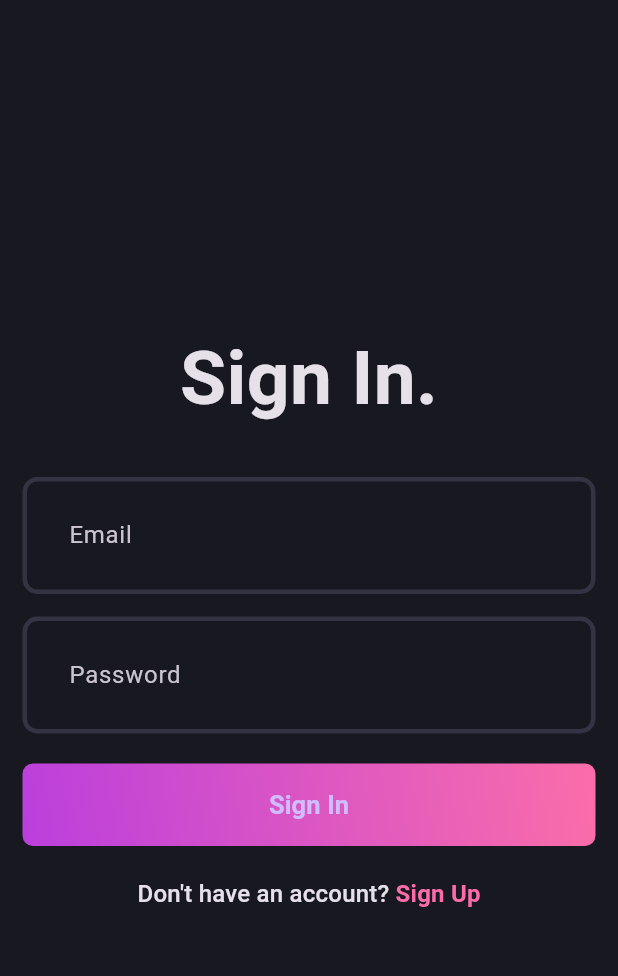
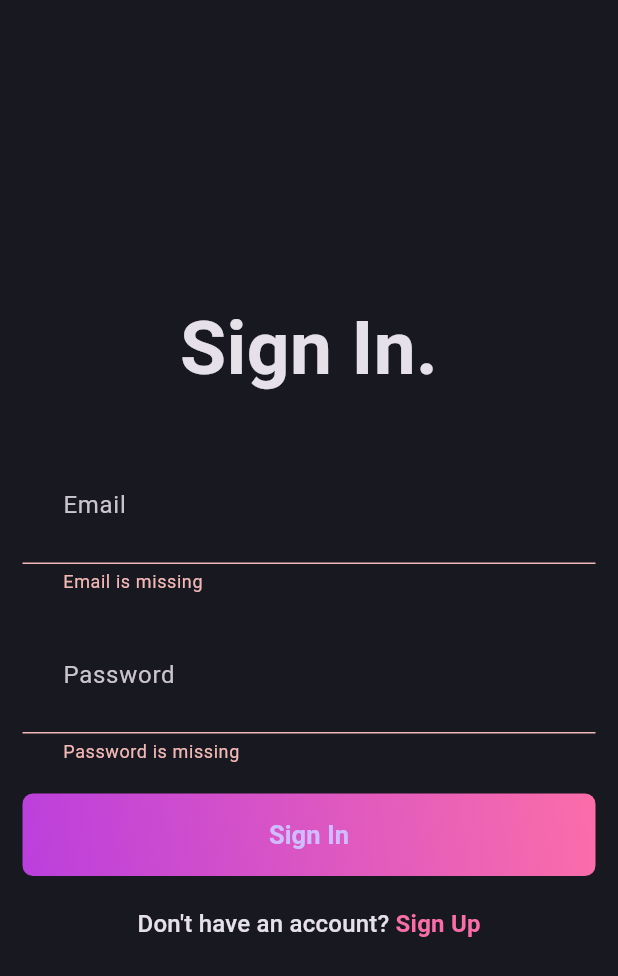
Before and after one commit to Yashgupta-2622/blog_app, a Flutter app: the screen it shows after launch, after a tap on "Sign In", on a phone screen of 412 x 824 dp. Shown: the top 976 px of the screen. Run offline on Flutter 3.47's test engine with Material 3 defaults, Android fonts, the phone set to English and light mode, and no system bars; our stand-ins replace flutter_bloc, fpdart, get_it, supabase_flutter; accounts and stored records are empty.

Commit message:
feat: handle loading and failure states in login and signup flows

```diff
--- /dev/null
+++ b/lib/features/auth/domain/usecases/user_login.dart
@@ -0,0 +1,25 @@
+import 'package:blog_app/core/error/failures.dart';
+import 'package:blog_app/core/usecase/usecase.dart';
+import 'package:blog_app/features/auth/domain/entities/user.dart';
+import 'package:blog_app/features/auth/domain/repository/auth_repository.dart';
+import 'package:fpdart/fpdart.dart';
+
+class UserLogin implements UseCase<User, UserLoginParams> {
+  final AuthRepository authRepository;
+  const UserLogin(this.authRepository);
+
+  @override
+  Future<Either<Failure, User>> call(UserLoginParams params) async {
+    return await authRepository.loginWithEmailPassword(
+      email: params.email,
+      password: params.password,
+    );
+  }
+}
+
+class UserLoginParams {
+  final String email;
+  final String password;
+
+  UserLoginParams({required this.email, required this.password});
+}
--- a/lib/features/auth/presentation/bloc/auth_bloc.dart
+++ b/lib/features/auth/presentation/bloc/auth_bloc.dart
@@ -1,4 +1,5 @@
 import 'package:blog_app/features/auth/domain/entities/user.dart';
+import 'package:blog_app/features/auth/domain/usecases/user_login.dart';
 import 'package:blog_app/features/auth/domain/usecases/user_sign_up.dart';
 import 'package:flutter/material.dart';
 import 'package:flutter_bloc/flutter_bloc.dart';
@@ -8,18 +9,38 @@ part 'auth_state.dart';
 
 class AuthBloc extends Bloc<AuthEvent, AuthState> {
   final UserSignUp _userSignUp;
-  AuthBloc({required UserSignUp userSignUp})
+  final UserLogin _userLogin;
+  AuthBloc({required UserSignUp userSignUp, required UserLogin userLogin})
     : _userSignUp = userSignUp,
+      _userLogin = userLogin,
       super(AuthInitial()) {
-    on<AuthSignUp>((event, emit) async {
-      final res= await _userSignUp(
-        UserSignUpParams(email: event.email, password: event.password, name: event.name),
-      );
+    on<AuthSignUp>(_onAuthSignUp);
+    on<AuthLogin>(_onAuthLogin);
+  }
 
-      res.fold(
-        (l) => emit(AuthFailure(l.message)),
-        (user) => emit(AuthSuccess(user)),
-      );
-    });
+  void _onAuthSignUp(AuthSignUp event, Emitter<AuthState> emit) async {
+    emit(AuthLoading());
+    final res = await _userSignUp(
+      UserSignUpParams(
+        email: event.email,
+        password: event.password,
+        name: event.name,
+      ),
+    );
+
+    res.fold(
+      (failure) => emit(AuthFailure(failure.message)),
+      (user) => emit(AuthSuccess(user)),
+    );
+  }
+
+  void _onAuthLogin(AuthLogin event, Emitter<AuthState> emit) async {
+    emit(AuthLoading());
+
+    final res = await _userLogin(
+      UserLoginParams(email: event.email, password: event.password),
+    );
+
+    res.fold((l) => emit(AuthFailure(l.message)), (r) => emit(AuthSuccess(r)));
   }
 }
--- a/lib/features/auth/presentation/bloc/auth_event.dart
+++ b/lib/features/auth/presentation/bloc/auth_event.dart
@@ -8,9 +8,12 @@ final class AuthSignUp extends AuthEvent {
   final String password;
   final String name;
 
-  AuthSignUp({
-    required this.email,
-    required this.password,
-    required this.name,
-    });
+  AuthSignUp({required this.email, required this.password, required this.name});
 }
+
+final class AuthLogin extends AuthEvent {
+  final String email;
+  final String password;
+
+  AuthLogin({required this.email, required this.password});
+}
--- a/lib/features/auth/presentation/pages/login_page.dart
+++ b/lib/features/auth/presentation/pages/login_page.dart
@@ -1,8 +1,12 @@
+import 'package:blog_app/core/common/widgets/loader.dart';
 import 'package:blog_app/core/theme/app_pallete.dart';
+import 'package:blog_app/core/utils/show_snackbar.dart';
+import 'package:blog_app/features/auth/presentation/bloc/auth_bloc.dart';
 import 'package:blog_app/features/auth/presentation/pages/signup_page.dart';
 import 'package:blog_app/features/auth/presentation/widgets/auth_field.dart';
 import 'package:blog_app/features/auth/presentation/widgets/auth_gradient_button.dart';
 import 'package:flutter/material.dart';
+import 'package:flutter_bloc/flutter_bloc.dart';
 
 class LoginPage extends StatefulWidget {
   static route() => MaterialPageRoute(builder: (context) => const LoginPage());
@@ -29,7 +33,17 @@ class _LoginPageState extends State<LoginPage> {
     return Scaffold(
       body: Padding(
         padding: const EdgeInsets.all(15.0),
-        child: Form(
+        child: BlocConsumer<AuthBloc, AuthState>(
+          listener: (context, state) {
+            if (state is AuthFailure) {
+              showSnackBar(context, state.message);
+            }
+          },
+          builder: (context, state) {
+            if (state is AuthLoading) {
+              return const Loader();
+            }
+            return Form(
               key: formKey,
               child: Column(
                 mainAxisAlignment: MainAxisAlignment.center,
@@ -49,15 +63,21 @@ class _LoginPageState extends State<LoginPage> {
                   const SizedBox(height: 20),
                   AuthGradientButton(
                     buttonText: 'Sign In',
-                onPressed: () {},
+                    onPressed: () {
+                      if (formKey.currentState!.validate()) {
+                        context.read<AuthBloc>().add(
+                          AuthLogin(
+                            email: emailController.text.trim(),
+                            password: passwordController.text.trim(),
+                          ),
+                        );
+                      }
+                    },
                   ),
                   const SizedBox(height: 20),
                   GestureDetector(
                     onTap: () {
-                  Navigator.push(
-                    context,
-                    SignupPage.route()
-                  );
+                      Navigator.push(context, SignupPage.route());
                     },
                     child: RichText(
                       text: TextSpan(
@@ -79,6 +99,8 @@ class _LoginPageState extends State<LoginPage> {
                   ),
                 ],
               ),
+            );
+          },
         ),
       ),
     );
--- a/lib/init_dependencies.dart
+++ b/lib/init_dependencies.dart
@@ -2,6 +2,7 @@ import 'package:blog_app/core/secrets/app_secrets.dart';
 import 'package:blog_app/features/auth/data/datasources/auth_remote_data_source.dart';
 import 'package:blog_app/features/auth/data/repositories/auth_repository_impl.dart';
 import 'package:blog_app/features/auth/domain/repository/auth_repository.dart';
+import 'package:blog_app/features/auth/domain/usecases/user_login.dart';
 import 'package:blog_app/features/auth/domain/usecases/user_sign_up.dart';
 import 'package:blog_app/features/auth/presentation/bloc/auth_bloc.dart';
 import 'package:get_it/get_it.dart';
@@ -29,7 +30,9 @@ void _initAuth() {
 
   serviceLocator.registerFactory(() => UserSignUp(serviceLocator()));
 
+  serviceLocator.registerFactory(() => UserLogin(serviceLocator()));
+
   serviceLocator.registerLazySingleton(
-    () => AuthBloc(userSignUp: serviceLocator()),
+    () => AuthBloc(userSignUp: serviceLocator(), userLogin: serviceLocator()),
   );
 }
```
Also changed, not shown: lib/core/common/widgets/loader.dart (added, +10 -0 lines), lib/core/utils/show_snackbar.dart (added, +7 -0 lines), lib/features/auth/data/datasources/auth_remote_data_source.dart (+13 -2 lines), lib/features/auth/data/repositories/auth_repository_impl.dart (+19 -5 lines), lib/features/auth/presentation/pages/signup_page.dart (+15 -1 lines). Lines whose indentation alone changed are shown as unchanged.
